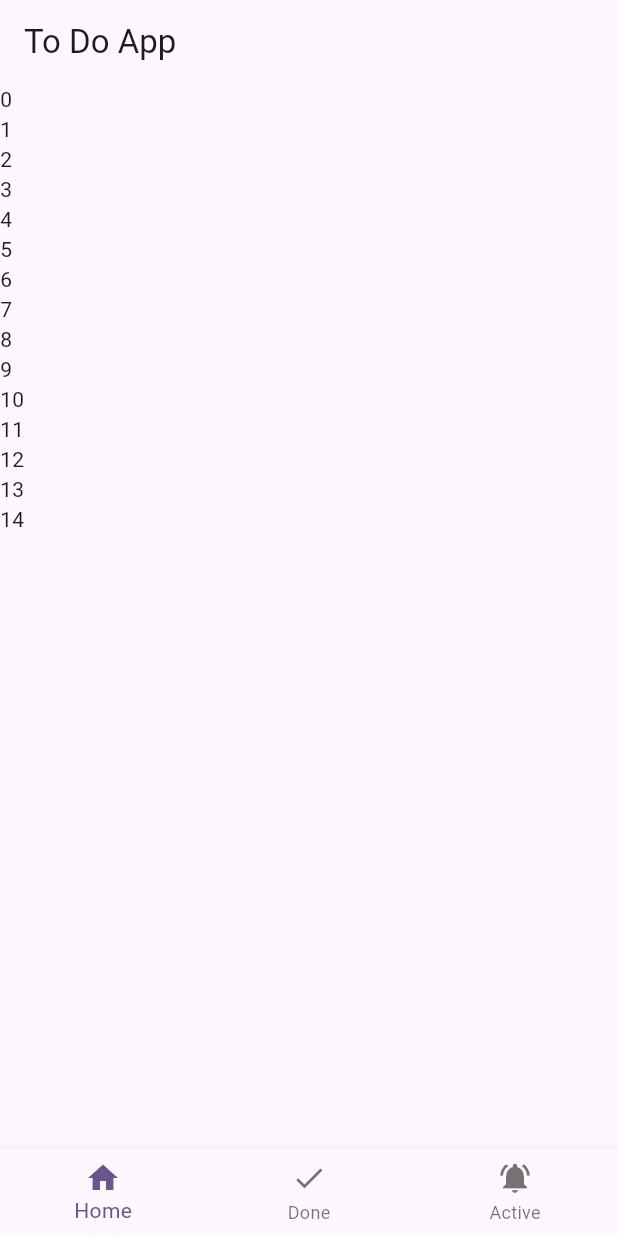
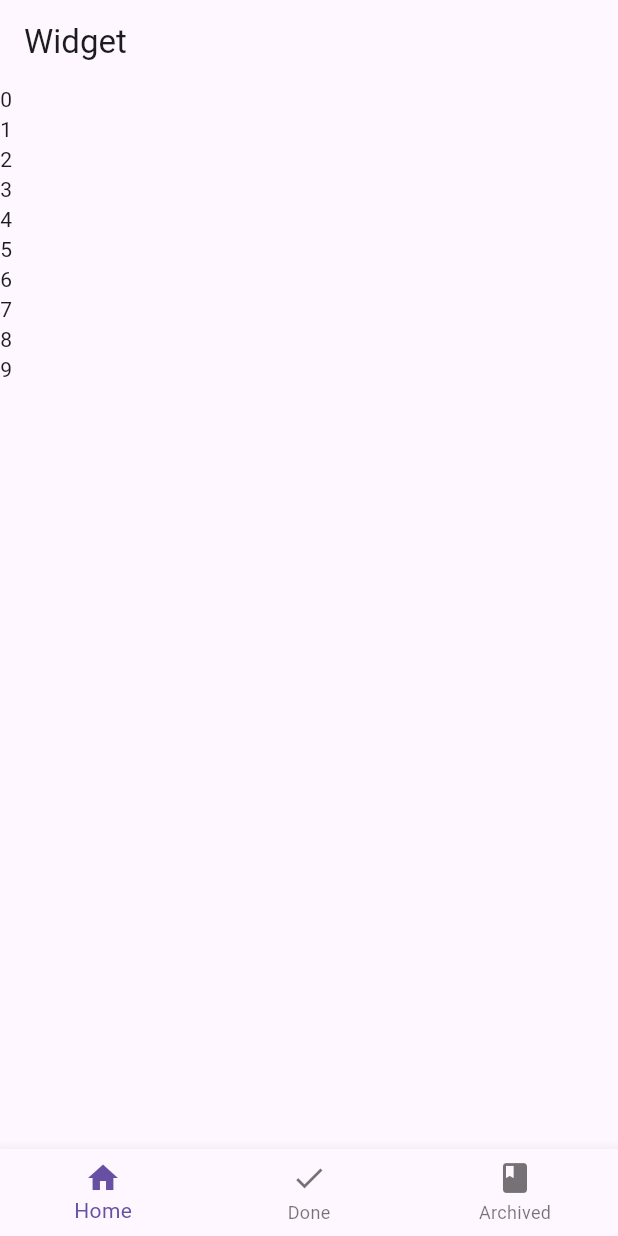
Before and after one commit to osmankunt/to_do_app, a Flutter app: the screen it shows after launch, on a phone screen of 412 x 824 dp. Run offline on Flutter 3.47's test engine with Material 3 defaults, Android fonts, the phone set to English and light mode, and no system bars; our stand-ins replace bloc, flutter_bloc, hive_flutter; accounts and stored records are empty.

Commit message:
tabs navigations implemented

```diff
--- a/lib/main.dart
+++ b/lib/main.dart
@@ -32,12 +32,10 @@ class MyApp extends StatelessWidget {
       ],
       child: MaterialApp(
         debugShowCheckedModeBanner: false,
-        title: 'Flutter Demo',
         theme: ThemeData(
-          colorScheme: ColorScheme.fromSeed(seedColor: Colors.deepPurple),
-          useMaterial3: true,
+          primarySwatch: Colors.teal,
         ),
-        home: const HomeView(),
+        home: HomeView(),
       ),
     );
   }
--- a/lib/view/archived/archived_view.dart
+++ b/lib/view/archived/archived_view.dart
@@ -9,7 +9,7 @@ class ArchivedView extends StatelessWidget {
       itemCount: 15,
       shrinkWrap: true,
       itemBuilder: (context, index) {
-        return Text(index.toString());
+        return Text(index.toString() + 'archived');
       },
     );
   }
--- a/lib/view/home/home_view.dart
+++ b/lib/view/home/home_view.dart
@@ -1,28 +1,35 @@
 import 'package:flutter/material.dart';
 import 'package:flutter_bloc/flutter_bloc.dart';
 import 'package:to_do_app/view/archived/archived_view.dart';
+import 'package:to_do_app/view/done/done_view.dart';
 import 'package:to_do_app/view/home/home_view_model.dart';
 import 'package:to_do_app/view/home/home_view_model_states.dart';
 import 'package:to_do_app/view/todos/todos_view.dart';
 
 class HomeView extends StatelessWidget {
-  const HomeView({Key? key}) : super(key: key);
+  HomeView({Key? key}) : super(key: key);
+
+  final List<Widget> views = [
+    const ToDosView(),
+    const DoneView(),
+    const ArchivedView(),
+  ];
 
   @override
   Widget build(BuildContext context) {
-    return BlocConsumer<HomeViewModel, HomeViewModelStates>(
+    return BlocConsumer<HomeViewModel, TodoStates>(
         listener: (context, state) {},
         builder: (context, state) {
           var cubit = HomeViewModel.get(context);
           return Scaffold(
             appBar: AppBar(
-              title: const Text('To Do App'),
+              title: Text(views[cubit.currentIndex].toString()),
             ),
+            body: views[cubit.currentIndex],
             bottomNavigationBar: BottomNavigationBar(
-              currentIndex: cubit.currentIndex.index,
+              currentIndex: cubit.currentIndex,
               onTap: (index) {
-                cubit.setBottomBar(index);
-                const ToDosView();
+                cubit.setBottomIndex(index);
               },
               items: const [
                 BottomNavigationBarItem(
@@ -30,16 +37,15 @@ class HomeView extends StatelessWidget {
                   label: 'Home',
                 ),
                 BottomNavigationBarItem(
-                  icon: Icon(Icons.done),
+                  icon: Icon(Icons.check),
                   label: 'Done',
                 ),
                 BottomNavigationBarItem(
-                  icon: Icon(Icons.notifications_active),
-                  label: 'Active',
+                  icon: Icon(Icons.book),
+                  label: 'Archived',
                 ),
               ],
             ),
-            body: const ArchivedView(),
           );
         });
   }
--- a/lib/view/home/home_view_model_states.dart
+++ b/lib/view/home/home_view_model_states.dart
@@ -1,19 +1,11 @@
-import 'package:equatable/equatable.dart';
-import 'package:to_do_app/enum/index.dart';
-import 'package:to_do_app/enum/states.dart';
-import 'package:to_do_app/model/todo_model.dart';
+abstract class TodoStates {}
 
-class HomeViewModelStates extends Equatable {
-  const HomeViewModelStates({this.toDo, this.viewStatus = ViewStatus.initial, this.index = Index.all});
+class InitialAppState extends TodoStates {}
 
-  final ToDoModel? toDo;
-  final ViewStatus viewStatus;
-  final Index? index;
+class SetCurrentIndexAppState extends TodoStates {}
 
-  @override
-  List<Object?> get props => [toDo, viewStatus];
+class SetDateState extends TodoStates {}
 
-  HomeViewModelStates copyWith({ToDoModel? toDoModel, ViewStatus? viewStatus, Index? index}) {
-    return HomeViewModelStates(toDo: toDoModel ?? toDo, viewStatus: viewStatus ?? this.viewStatus, index: index ?? this.index);
-  }
-}
+class GetBobState extends TodoStates {}
+
+class AddTotodosListState extends TodoStates {}
```
Also changed, not shown: lib/view/home/home_view_model.dart (+25 -10 lines).
